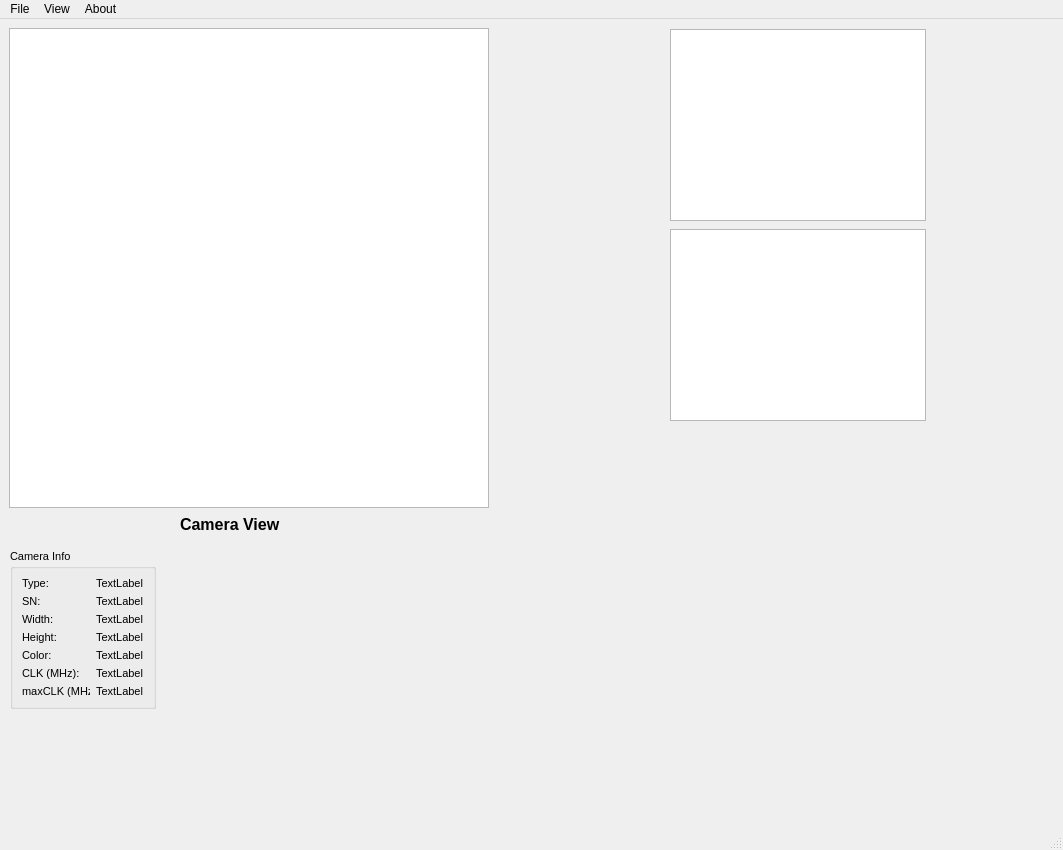
Above: MainWindow.ui from lcici/ODmeter before the change. Below: the same form after it.
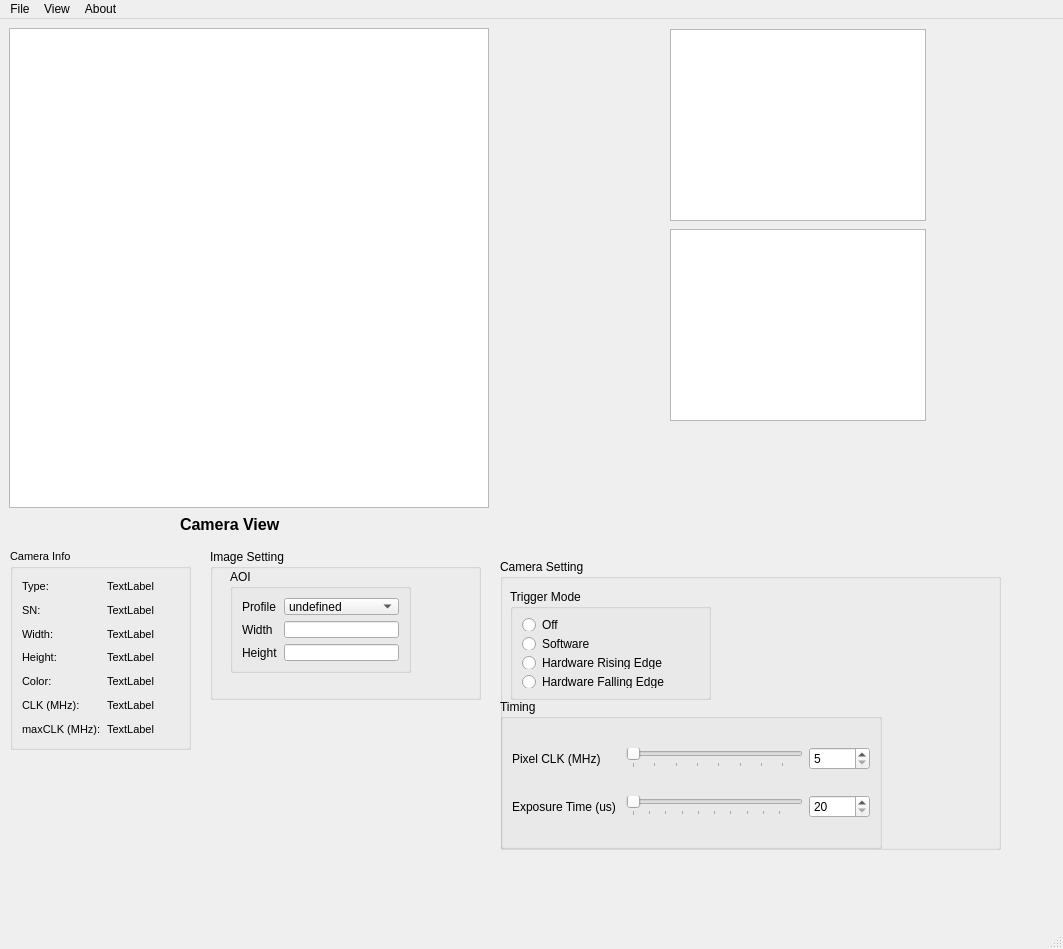
That is the form after the change.

Diff of the .ui file:
```diff
--- a/MainWindow.ui
+++ b/MainWindow.ui
@@ -7,7 +7,7 @@
     <x>0</x>
     <y>0</y>
     <width>1063</width>
-    <height>850</height>
+    <height>949</height>
    </rect>
   </property>
   <property name="windowTitle">
@@ -69,8 +69,8 @@
      <rect>
       <x>10</x>
       <y>530</y>
-      <width>146</width>
-      <height>160</height>
+      <width>181</width>
+      <height>201</height>
      </rect>
     </property>
     <property name="font">
@@ -247,7 +247,7 @@
       </widget>
      </item>
      <item row="6" column="0">
-      <widget class="QLabel" name="label_13">
+      <widget class="QLabel" name="label_2">
        <property name="font">
         <font>
          <pointsize>8</pointsize>
@@ -275,6 +275,263 @@
      </item>
     </layout>
    </widget>
+   <widget class="QGroupBox" name="groupBox_2">
+    <property name="geometry">
+     <rect>
+      <x>500</x>
+      <y>540</y>
+      <width>501</width>
+      <height>291</height>
+     </rect>
+    </property>
+    <property name="title">
+     <string>Camera Setting</string>
+    </property>
+    <widget class="QGroupBox" name="groupBox_3">
+     <property name="geometry">
+      <rect>
+       <x>10</x>
+       <y>30</y>
+       <width>201</width>
+       <height>111</height>
+      </rect>
+     </property>
+     <property name="maximumSize">
+      <size>
+       <width>405000</width>
+       <height>8000000</height>
+      </size>
+     </property>
+     <property name="title">
+      <string>Trigger Mode</string>
+     </property>
+     <layout class="QGridLayout" name="gridLayout_2">
+      <item row="0" column="0">
+       <widget class="QRadioButton" name="trigger_off_button">
+        <property name="text">
+         <string>Off</string>
+        </property>
+       </widget>
+      </item>
+      <item row="4" column="0">
+       <widget class="QRadioButton" name="trigger_falling_button">
+        <property name="text">
+         <string>Hardware Falling Edge</string>
+        </property>
+       </widget>
+      </item>
+      <item row="2" column="0">
+       <widget class="QRadioButton" name="trigger_software_button">
+        <property name="text">
+         <string>Software</string>
+        </property>
+       </widget>
+      </item>
+      <item row="3" column="0">
+       <widget class="QRadioButton" name="trigger_rising_button">
+        <property name="text">
+         <string>Hardware Rising Edge</string>
+        </property>
+       </widget>
+      </item>
+     </layout>
+    </widget>
+    <widget class="QGroupBox" name="groupBox_4">
+     <property name="geometry">
+      <rect>
+       <x>0</x>
+       <y>140</y>
+       <width>382</width>
+       <height>150</height>
+      </rect>
+     </property>
+     <property name="maximumSize">
+      <size>
+       <width>400</width>
+       <height>150</height>
+      </size>
+     </property>
+     <property name="title">
+      <string>Timing</string>
+     </property>
+     <layout class="QGridLayout" name="gridLayout_3">
+      <item row="1" column="2">
+       <widget class="QSpinBox" name="exposure_time_spinBox">
+        <property name="minimum">
+         <number>20</number>
+        </property>
+        <property name="maximum">
+         <number>10000</number>
+        </property>
+       </widget>
+      </item>
+      <item row="0" column="0">
+       <widget class="QLabel" name="label_5">
+        <property name="layoutDirection">
+         <enum>Qt::LeftToRight</enum>
+        </property>
+        <property name="text">
+         <string>Pixel CLK (MHz)</string>
+        </property>
+       </widget>
+      </item>
+      <item row="0" column="1">
+       <widget class="QSlider" name="gain_slider">
+        <property name="mouseTracking">
+         <bool>false</bool>
+        </property>
+        <property name="tabletTracking">
+         <bool>false</bool>
+        </property>
+        <property name="autoFillBackground">
+         <bool>false</bool>
+        </property>
+        <property name="inputMethodHints">
+         <set>Qt::ImhNone</set>
+        </property>
+        <property name="minimum">
+         <number>5</number>
+        </property>
+        <property name="maximum">
+         <number>43</number>
+        </property>
+        <property name="orientation">
+         <enum>Qt::Horizontal</enum>
+        </property>
+        <property name="invertedAppearance">
+         <bool>false</bool>
+        </property>
+        <property name="invertedControls">
+         <bool>false</bool>
+        </property>
+        <property name="tickPosition">
+         <enum>QSlider::TicksBelow</enum>
+        </property>
+        <property name="tickInterval">
+         <number>5</number>
+        </property>
+       </widget>
+      </item>
+      <item row="0" column="2">
+       <widget class="QSpinBox" name="gain_spinBox">
+        <property name="minimum">
+         <number>5</number>
+        </property>
+        <property name="maximum">
+         <number>43</number>
+        </property>
+       </widget>
+      </item>
+      <item row="1" column="0">
+       <widget class="QLabel" name="label_8">
+        <property name="text">
+         <string>Exposure Time (us) </string>
+        </property>
+       </widget>
+      </item>
+      <item row="1" column="1">
+       <widget class="QSlider" name="exposure_time_slider">
+        <property name="minimum">
+         <number>20</number>
+        </property>
+        <property name="maximum">
+         <number>10000</number>
+        </property>
+        <property name="orientation">
+         <enum>Qt::Horizontal</enum>
+        </property>
+        <property name="tickPosition">
+         <enum>QSlider::TicksBelow</enum>
+        </property>
+        <property name="tickInterval">
+         <number>1000</number>
+        </property>
+       </widget>
+      </item>
+     </layout>
+    </widget>
+   </widget>
+   <widget class="QGroupBox" name="groupBox_5">
+    <property name="geometry">
+     <rect>
+      <x>210</x>
+      <y>530</y>
+      <width>271</width>
+      <height>151</height>
+     </rect>
+    </property>
+    <property name="title">
+     <string>Image Setting</string>
+    </property>
+    <widget class="QGroupBox" name="groupBox_6">
+     <property name="geometry">
+      <rect>
+       <x>20</x>
+       <y>20</y>
+       <width>181</width>
+       <height>104</height>
+      </rect>
+     </property>
+     <property name="title">
+      <string>AOI</string>
+     </property>
+     <layout class="QGridLayout" name="gridLayout_4">
+      <item row="0" column="0">
+       <widget class="QLabel" name="label_9">
+        <property name="text">
+         <string>Profile</string>
+        </property>
+       </widget>
+      </item>
+      <item row="0" column="1">
+       <widget class="QComboBox" name="comboBox">
+        <item>
+         <property name="text">
+          <string>undefined</string>
+         </property>
+        </item>
+        <item>
+         <property name="text">
+          <string>2560 x 1920</string>
+         </property>
+        </item>
+        <item>
+         <property name="text">
+          <string>640 x 480</string>
+         </property>
+        </item>
+       </widget>
+      </item>
+      <item row="1" column="0">
+       <widget class="QLabel" name="label_11">
+        <property name="text">
+         <string>Width</string>
+        </property>
+       </widget>
+      </item>
+      <item row="1" column="1">
+       <widget class="QLineEdit" name="lineEdit"/>
+      </item>
+      <item row="2" column="0">
+       <widget class="QLabel" name="label_13">
+        <property name="text">
+         <string>Height</string>
+        </property>
+       </widget>
+      </item>
+      <item row="2" column="1">
+       <widget class="QLineEdit" name="lineEdit_2"/>
+      </item>
+     </layout>
+     <zorder>groupBox_2</zorder>
+     <zorder>label_9</zorder>
+     <zorder>label_11</zorder>
+     <zorder>label_13</zorder>
+     <zorder>lineEdit</zorder>
+     <zorder>lineEdit_2</zorder>
+     <zorder>comboBox</zorder>
+    </widget>
+   </widget>
   </widget>
   <widget class="QMenuBar" name="menubar">
    <property name="geometry">
```
Left out of the diff: 4 changed lines with no effect on the pictures.
